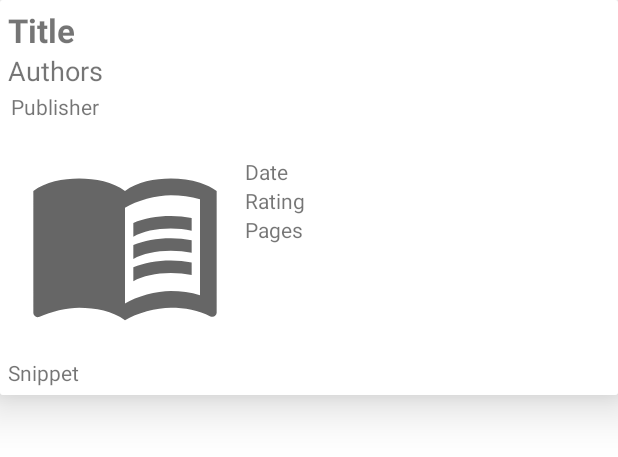
After one commit to DorielaGrabocka/MobileProject, an Android app: the layout books_from_api_recycleview_design.xml on its own in the app's theme, with its tools: preview values and no code run, on a phone screen of 412 x 824 dp. The commit adds this screen. Shown: the top 457 px of the screen. Run offline under Robolectric (Android 15) with nearby library versions, the phone set to English and light mode, and no system bars.

Commit message:
Google Books API finished

```diff
--- a/app/build.gradle
+++ b/app/build.gradle
@@ -33,7 +33,12 @@ dependencies {
     implementation 'androidx.appcompat:appcompat:1.2.0'
     implementation 'com.google.android.material:material:1.3.0'
     implementation 'androidx.constraintlayout:constraintlayout:2.0.4'
+    implementation 'com.android.volley:volley:1.2.0'
     testImplementation 'junit:junit:4.+'
     androidTestImplementation 'androidx.test.ext:junit:1.1.2'
     androidTestImplementation 'androidx.test.espresso:espresso-core:3.3.0'
+    implementation 'com.github.bumptech.glide:glide:4.11.0'
+    // Glide v4 uses this new annotation processor -- see https://bumptech.github.io/glide/doc/generatedapi.html
+    annotationProcessor 'com.github.bumptech.glide:compiler:4.11.0'
+
 }
--- a/app/src/main/AndroidManifest.xml
+++ b/app/src/main/AndroidManifest.xml
@@ -1,6 +1,8 @@
 <?xml version="1.0" encoding="utf-8"?>
 <manifest xmlns:android="http://schemas.android.com/apk/res/android"
     package="com.example.activities">
+
+    <uses-permission android:name="android.permission.INTERNET"/>
 
     <application
         android:allowBackup="true"
--- /dev/null
+++ b/app/src/main/res/drawable/ic_baseline_menu_book_24.xml
@@ -0,0 +1,19 @@
+<vector xmlns:android="http://schemas.android.com/apk/res/android"
+    android:width="24dp"
+    android:height="24dp"
+    android:viewportWidth="24"
+    android:viewportHeight="24"
+    android:tint="?attr/colorControlNormal">
+  <path
+      android:fillColor="@android:color/white"
+      android:pathData="M21,5c-1.11,-0.35 -2.33,-0.5 -3.5,-0.5c-1.95,0 -4.05,0.4 -5.5,1.5c-1.45,-1.1 -3.55,-1.5 -5.5,-1.5S2.45,4.9 1,6v14.65c0,0.25 0.25,0.5 0.5,0.5c0.1,0 0.15,-0.05 0.25,-0.05C3.1,20.45 5.05,20 6.5,20c1.95,0 4.05,0.4 5.5,1.5c1.35,-0.85 3.8,-1.5 5.5,-1.5c1.65,0 3.35,0.3 4.75,1.05c0.1,0.05 0.15,0.05 0.25,0.05c0.25,0 0.5,-0.25 0.5,-0.5V6C22.4,5.55 21.75,5.25 21,5zM21,18.5c-1.1,-0.35 -2.3,-0.5 -3.5,-0.5c-1.7,0 -4.15,0.65 -5.5,1.5V8c1.35,-0.85 3.8,-1.5 5.5,-1.5c1.2,0 2.4,0.15 3.5,0.5V18.5z"/>
+  <path
+      android:fillColor="@android:color/white"
+      android:pathData="M17.5,10.5c0.88,0 1.73,0.09 2.5,0.26V9.24C19.21,9.09 18.36,9 17.5,9c-1.7,0 -3.24,0.29 -4.5,0.83v1.66C14.13,10.85 15.7,10.5 17.5,10.5z"/>
+  <path
+      android:fillColor="@android:color/white"
+      android:pathData="M13,12.49v1.66c1.13,-0.64 2.7,-0.99 4.5,-0.99c0.88,0 1.73,0.09 2.5,0.26V11.9c-0.79,-0.15 -1.64,-0.24 -2.5,-0.24C15.8,11.66 14.26,11.96 13,12.49z"/>
+  <path
+      android:fillColor="@android:color/white"
+      android:pathData="M17.5,14.33c-1.7,0 -3.24,0.29 -4.5,0.83v1.66c1.13,-0.64 2.7,-0.99 4.5,-0.99c0.88,0 1.73,0.09 2.5,0.26v-1.52C19.21,14.41 18.36,14.33 17.5,14.33z"/>
+</vector>
--- /dev/null
+++ b/app/src/main/res/layout/books_from_api_recycleview_design.xml
@@ -0,0 +1,95 @@
+<?xml version="1.0" encoding="utf-8"?>
+<androidx.cardview.widget.CardView xmlns:android="http://schemas.android.com/apk/res/android"
+    xmlns:app="http://schemas.android.com/apk/res-auto"
+    android:layout_width="match_parent"
+    android:layout_height="wrap_content"
+    android:padding="12dp"
+    android:background="#D3D5DC"
+    app:cardElevation="20dp"
+    android:id="@+id/parent"
+    app:cardCornerRadius="2dp"
+    android:layout_marginBottom="3dp">
+
+
+    <LinearLayout
+        android:id="@+id/title_and_author_layout"
+        android:layout_width="match_parent"
+        android:layout_height="wrap_content"
+        android:background="@color/transparent"
+        android:orientation="vertical"
+        android:padding="5dp">
+
+        <TextView
+            android:id="@+id/book_title_tv"
+            android:layout_width="wrap_content"
+            android:layout_height="wrap_content"
+            android:text="Title"
+            android:textSize="22dp"
+            android:textStyle="bold" />
+
+        <TextView
+            android:id="@+id/book_author_tv"
+            android:layout_width="wrap_content"
+            android:layout_height="wrap_content"
+            android:text="Authors"
+            android:textSize="18dp" />
+
+        <TextView
+            android:id="@+id/book_publisher_tv"
+            android:layout_width="wrap_content"
+            android:layout_height="wrap_content"
+            android:layout_margin="2dp"
+            android:text="Publisher"
+            android:textSize="14dp" />
+
+        <GridLayout
+            android:layout_width="match_parent"
+            android:layout_height="match_parent"
+            android:layout_margin="10dp"
+            android:columnCount="2">
+
+            <ImageView
+                android:id="@+id/image"
+                android:layout_width="200px"
+                android:layout_height="200px"
+                android:layout_margin="1dp"
+                android:src="@drawable/ic_baseline_menu_book_24" />
+
+            <LinearLayout
+                android:layout_width="wrap_content"
+                android:layout_height="wrap_content"
+                android:layout_margin="10dp"
+                android:orientation="vertical"
+                android:padding="2dp">
+
+                <TextView
+                    android:id="@+id/book_date_tv"
+                    android:layout_width="wrap_content"
+                    android:layout_height="wrap_content"
+                    android:text="Date"
+                    android:textSize="14dp" />
+
+                <TextView
+                    android:id="@+id/book_rating_tv"
+                    android:layout_width="wrap_content"
+                    android:layout_height="wrap_content"
+                    android:text="Rating"
+                    android:textSize="14dp" />
+
+                <TextView
+                    android:id="@+id/book_pages_tv"
+                    android:layout_width="wrap_content"
+                    android:layout_height="wrap_content"
+                    android:text="Pages"
+                    android:textSize="14dp" />
+
+            </LinearLayout>
+        </GridLayout>
+        <TextView
+            android:layout_width="match_parent"
+            android:layout_height="wrap_content"
+            android:text="Snippet"
+            android:id="@+id/snippet_tv"/>
+    </LinearLayout>
+
+</androidx.cardview.widget.CardView>
```
Also changed, not shown: app/src/main/java/com/example/activities/SearchFragment.java (+85 -1 lines), app/src/main/java/com/example/google_books_api/BookModel.java (added, +114 -0 lines), app/src/main/java/com/example/google_books_api/BooksDataService.java (added, +134 -0 lines), app/src/main/java/com/example/google_books_api/BooksRecyclerViewAdapter.java (added, +86 -0 lines), app/src/main/java/com/example/google_books_api/MySingleton.java (added, +41 -0 lines), app/src/main/res/drawable/ic_search_white.xml (added, +7 -0 lines), app/src/main/res/layout/fragment_search.xml (+32 -14 lines).
